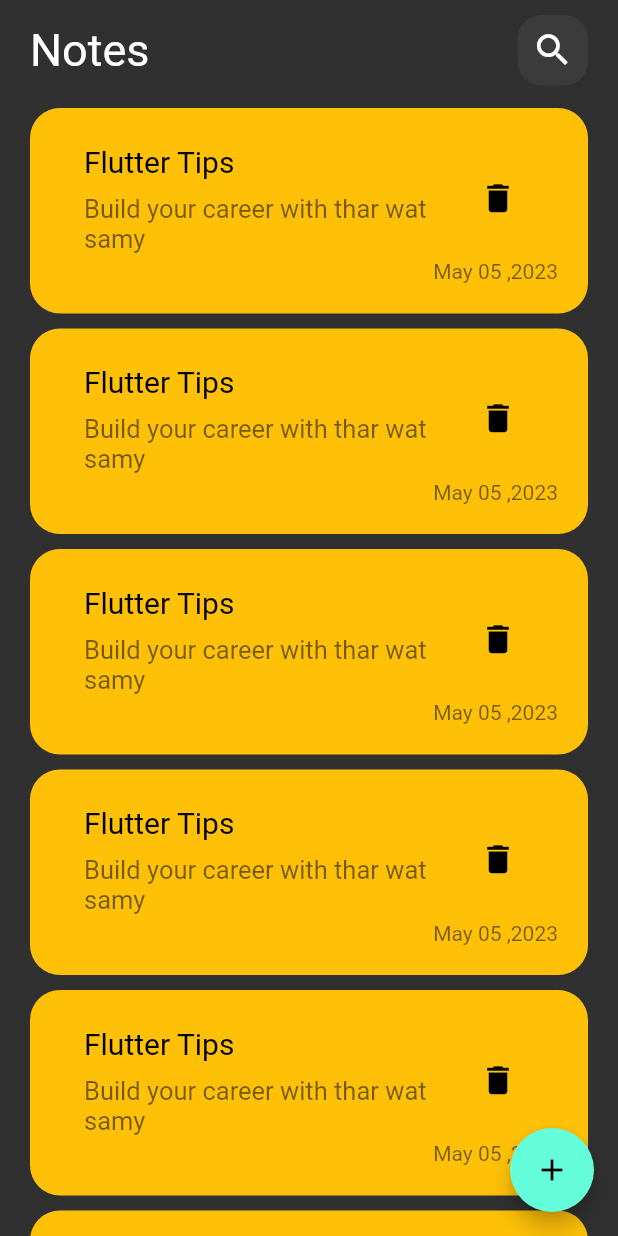
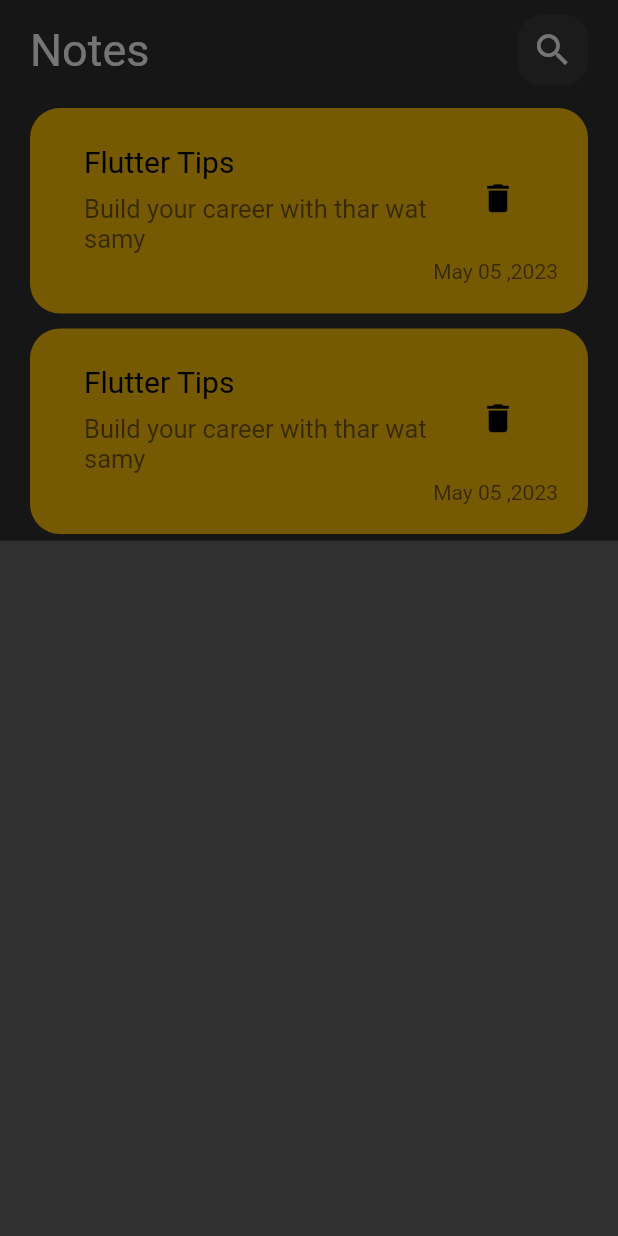
Before and after one commit to x7hem/notes_app_flutter, a Flutter app: the screen it shows after launch, after a tap on the "add" icon, on a phone screen of 412 x 824 dp. Run offline on Flutter 3.47's test engine with Material 2 defaults, Android fonts, the phone set to English and light mode, and no system bars.

Commit message:
showModal Bottom Sheet

```diff
--- a/lib/screen/HomeScreen.dart
+++ b/lib/screen/HomeScreen.dart
@@ -1,4 +1,5 @@
 import 'package:flutter/material.dart';
+import 'package:notes_app_flutter/widget/BottomSheet.dart';
 import 'package:notes_app_flutter/widget/NotesScreenBody.dart';
 
 class HomeScreen extends StatelessWidget {
@@ -7,7 +8,13 @@ class HomeScreen extends StatelessWidget {
   @override
   Widget build(BuildContext context) {
     return  Scaffold(
-      floatingActionButton: FloatingActionButton(onPressed: (){},
+      floatingActionButton: FloatingActionButton(onPressed: (){
+        showModalBottomSheet(
+            context: context,
+            builder: (context){
+            return const AddNoteBottomSheet();
+        });
+      },
         child:const Icon(Icons.add),
       ),
       body:const SafeArea(
@@ -16,4 +23,5 @@ class HomeScreen extends StatelessWidget {
       )
     );
   }
+
 }
--- /dev/null
+++ b/lib/widget/BottomSheet.dart
@@ -0,0 +1,12 @@
+import 'package:flutter/material.dart';
+
+class AddNoteBottomSheet extends StatelessWidget {
+  const AddNoteBottomSheet({super.key});
+
+  @override
+  Widget build(BuildContext context) {
+    return Container(
+
+    );
+  }
+}
```
